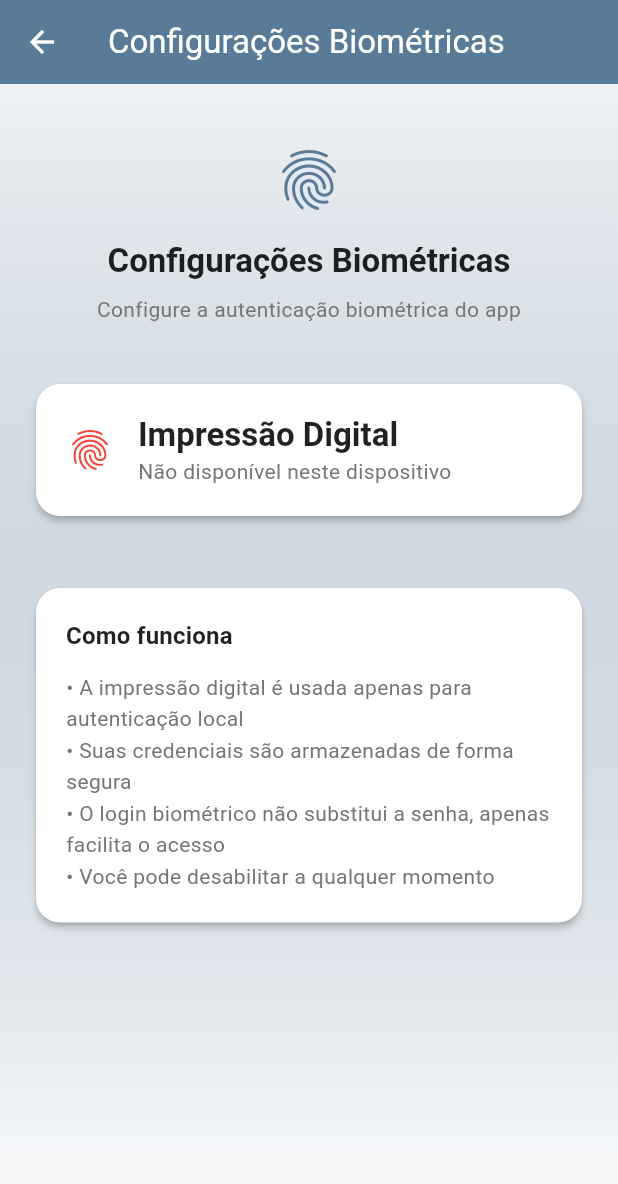
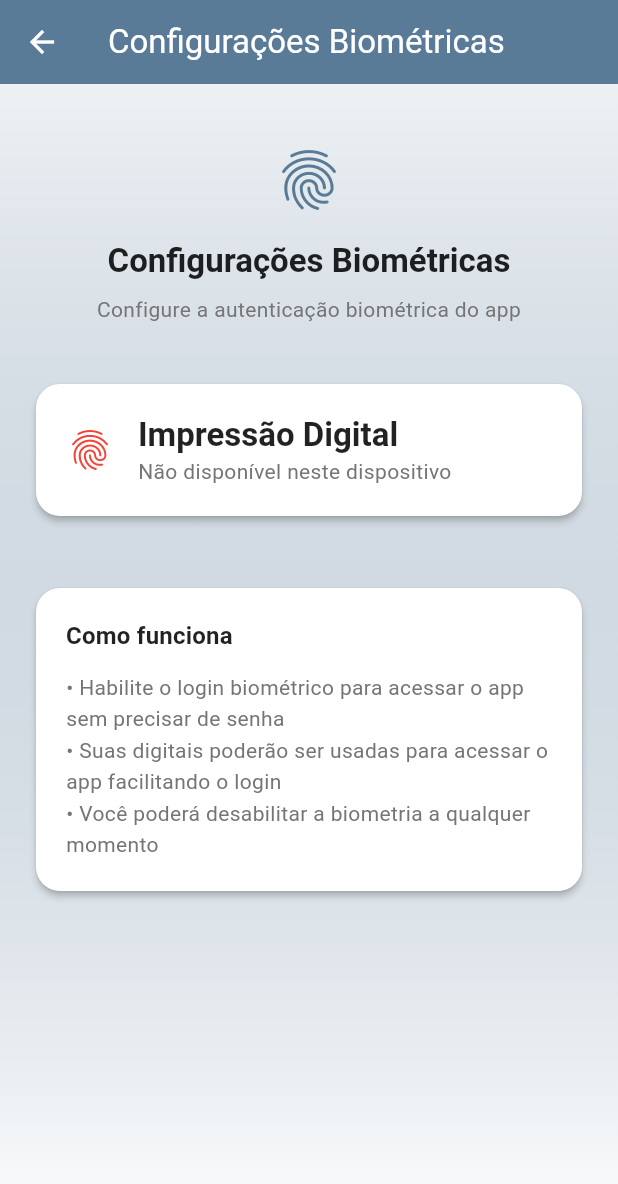
Before and after one commit to rdtecnologia/rotativo, a Flutter app: the BiometricSettingsScreen screen opened by its route, on a phone screen of 412 x 824 dp. Shown: the top 1184 px of the screen. Run offline on Flutter 3.47's test engine with Material 3 defaults, Android fonts, the phone set to English and light mode, and no system bars; our stand-ins replace dio, flutter_form_builder, flutter_riverpod, flutter_secure_storage, fluttertoast, form_builder_validators and 6 more; missing offline and left inert: syncfusion_flutter_pdfviewer; accounts and stored records are empty.

Commit message:
Update Podfile.lock and GoogleService-Info.plist for new dependencies and project configuration
- Added `local_auth_darwin` dependency to Podfile.lock for biometric authentication support.
- Updated GoogleService-Info.plist with new project identifiers and API keys for Firebase integration.
- Modified `biometric_settings_screen.dart` to enhance user prompts and feedback regarding biometric authentication.
- Refactored `auth_service.dart` to maintain stored credentials when disabling biometric authentication.

```diff
--- a/lib/screens/settings/biometric_settings_screen.dart
+++ b/lib/screens/settings/biometric_settings_screen.dart
@@ -2,7 +2,6 @@ import 'package:flutter/material.dart';
 import 'package:flutter_riverpod/flutter_riverpod.dart';
 import 'package:local_auth/local_auth.dart';
 import '../../providers/auth_provider.dart';
-import '../../services/auth_service.dart';
 import '../../services/biometric_service.dart';
 
 class BiometricSettingsScreen extends ConsumerStatefulWidget {
@@ -28,7 +27,6 @@ class _BiometricSettingsScreenState
   Future<void> _checkBiometricStatus() async {
     try {
       final available = await BiometricService.isBiometricAvailable();
-      final enabled = await AuthService.isBiometricEnabled();
       final biometrics = await BiometricService.getAvailableBiometrics();
 
       if (mounted) {
@@ -92,7 +90,8 @@ class _BiometricSettingsScreenState
       builder: (context) => AlertDialog(
         title: const Text('Desabilitar Biometria'),
         content: const Text(
-            'Tem certeza que deseja desabilitar a autenticação biométrica?'),
+            'Tem certeza que deseja desabilitar a autenticação biométrica?\n\n'
+            'Você poderá reabilitar a biometria a qualquer momento'),
         actions: [
           TextButton(
             onPressed: () => Navigator.of(context).pop(false),
@@ -100,8 +99,8 @@ class _BiometricSettingsScreenState
           ),
           TextButton(
             onPressed: () => Navigator.of(context).pop(true),
+            style: TextButton.styleFrom(foregroundColor: Colors.orange),
             child: const Text('Confirmar'),
-            style: TextButton.styleFrom(foregroundColor: Colors.red),
           ),
         ],
       ),
@@ -114,7 +113,8 @@ class _BiometricSettingsScreenState
       if (success && mounted) {
         ScaffoldMessenger.of(context).showSnackBar(
           const SnackBar(
-            content: Text('Autenticação biométrica desabilitada'),
+            content: Text(
+                'Autenticação biométrica desabilitada (credenciais mantidas)'),
             backgroundColor: Colors.orange,
           ),
         );
@@ -232,42 +232,6 @@ class _BiometricSettingsScreenState
                         ),
                       ],
                     ),
-                    if (_biometricAvailable) ...[
-                      const SizedBox(height: 16),
-                      Text(
-                        'Tipos disponíveis:',
-                        style: Theme.of(context).textTheme.bodyMedium?.copyWith(
-                              color: Colors.grey.shade600,
-                            ),
-                      ),
-                      const SizedBox(height: 8),
-                      ..._availableBiometrics.map((type) => Padding(
-                            padding: const EdgeInsets.only(left: 16, bottom: 4),
-                            child: Row(
-                              children: [
-                                Icon(
-                                  type == BiometricType.fingerprint
-                                      ? Icons.fingerprint
-                                      : Icons.face,
-                                  color: Colors.blue,
-                                  size: 20,
-                                ),
-                                const SizedBox(width: 8),
-                                Text(
-                                  type == BiometricType.fingerprint
-                                      ? 'Impressão Digital'
-                                      : type.toString(),
-                                  style: Theme.of(context)
-                                      .textTheme
-                                      .bodyMedium
-                                      ?.copyWith(
-                                        color: Colors.black87,
-                                      ),
-                                ),
-                              ],
-                            ),
-                          )),
-                    ],
                   ],
                 ),
               ),
@@ -373,10 +337,9 @@ class _BiometricSettingsScreenState
                     ),
                     const SizedBox(height: 12),
                     Text(
-                      '• A impressão digital é usada apenas para autenticação local\n'
-                      '• Suas credenciais são armazenadas de forma segura\n'
-                      '• O login biométrico não substitui a senha, apenas facilita o acesso\n'
-                      '• Você pode desabilitar a qualquer momento',
+                      '• Habilite o login biométrico para acessar o app sem precisar de senha\n'
+                      '• Suas digitais poderão ser usadas para acessar o app facilitando o login\n'
+                      '• Você poderá desabilitar a biometria a qualquer momento',
                       style: Theme.of(context).textTheme.bodyMedium?.copyWith(
                             color: Colors.grey.shade600,
                             height: 1.5,
--- a/lib/services/auth_service.dart
+++ b/lib/services/auth_service.dart
@@ -351,6 +351,15 @@ class AuthService {
       // Verifica se já existem credenciais armazenadas
       final credentials = await getStoredCredentials();
       if (credentials == null) {
+        // Se não há credenciais armazenadas, verifica se há usuário logado
+        // para tentar restaurar as credenciais
+        final user = await getStoredUser();
+        if (user != null && user.cpf != null) {
+          // Tenta restaurar credenciais do usuário logado
+          // Nota: A senha não pode ser restaurada, então o usuário precisará
+          // fazer login novamente para reabilitar a biometria
+          return false;
+        }
         // Nenhuma credencial armazenada para habilitar biometria
         return false;
       }
@@ -370,10 +379,15 @@ class AuthService {
   }
 
   /// Desabilita autenticação biométrica
+  /// Mantém as credenciais armazenadas para reabilitação futura
   static Future<bool> disableBiometricAuth() async {
     try {
-      await _storage.delete(key: _storedCredentialsKey);
-      await _storage.delete(key: _biometricEnabledKey);
+      // Apenas desabilita o uso da biometria
+      // NÃO exclui as credenciais armazenadas
+      await _storage.write(
+        key: _biometricEnabledKey,
+        value: 'false',
+      );
       return true;
     } catch (e) {
       debugPrint('Erro ao desabilitar biometria: $e');
```
Also changed, not shown: 2 other files.
